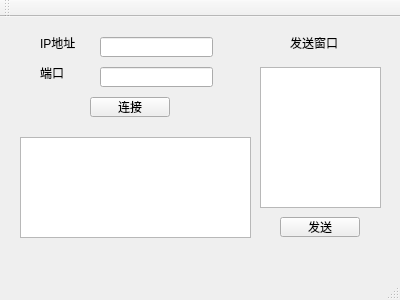
Above: homework2/tcp2_client/mainwindow.ui from brocoszhao/Network-Programming-homework before the change. Below: the same form after it.
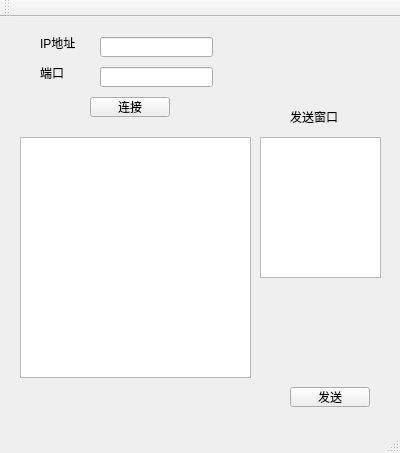
That is the form after the change.

The edit to the form file:
```diff
--- a/homework2/tcp2_client/mainwindow.ui
+++ b/homework2/tcp2_client/mainwindow.ui
@@ -7,7 +7,7 @@
     <x>0</x>
     <y>0</y>
     <width>400</width>
-    <height>300</height>
+    <height>453</height>
    </rect>
   </property>
   <property name="windowTitle">
@@ -30,8 +30,8 @@
    <widget class="QPushButton" name="pushButton_Send">
     <property name="geometry">
      <rect>
-      <x>280</x>
-      <y>200</y>
+      <x>290</x>
+      <y>370</y>
       <width>80</width>
       <height>20</height>
      </rect>
@@ -90,7 +90,7 @@
     <property name="geometry">
      <rect>
       <x>260</x>
-      <y>50</y>
+      <y>120</y>
       <width>121</width>
       <height>141</height>
      </rect>
@@ -102,7 +102,7 @@
       <x>20</x>
       <y>120</y>
       <width>231</width>
-      <height>101</height>
+      <height>241</height>
      </rect>
     </property>
    </widget>
@@ -110,9 +110,9 @@
     <property name="geometry">
      <rect>
       <x>290</x>
-      <y>20</y>
+      <y>90</y>
       <width>54</width>
-      <height>12</height>
+      <height>20</height>
      </rect>
     </property>
     <property name="text">
```
